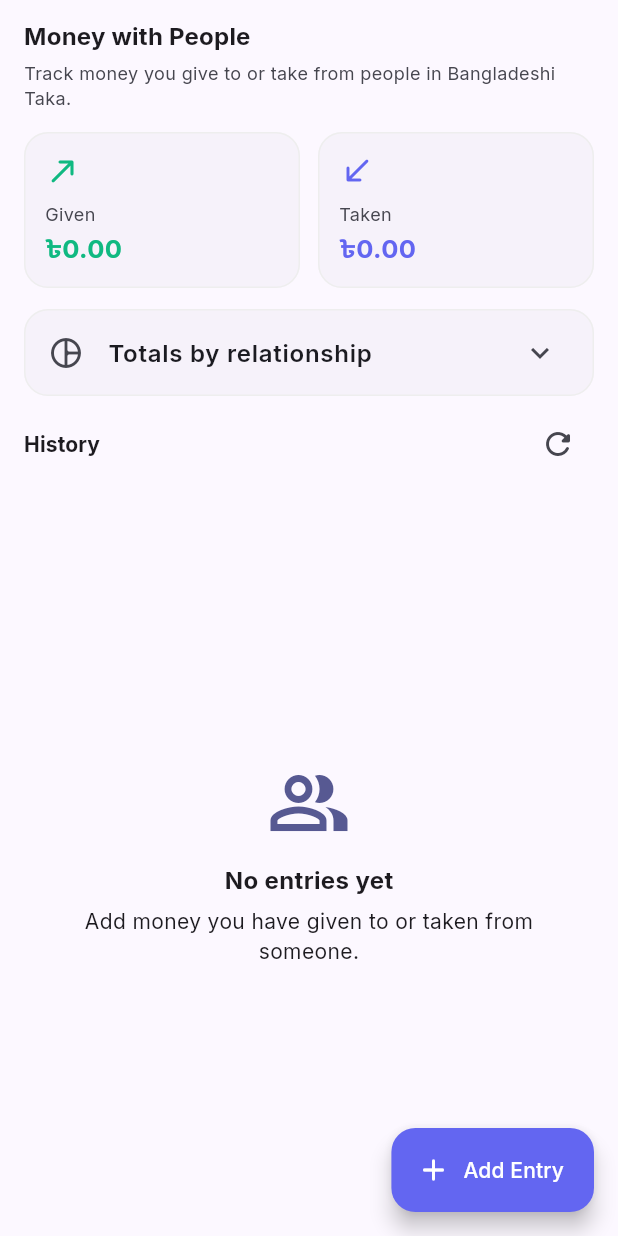
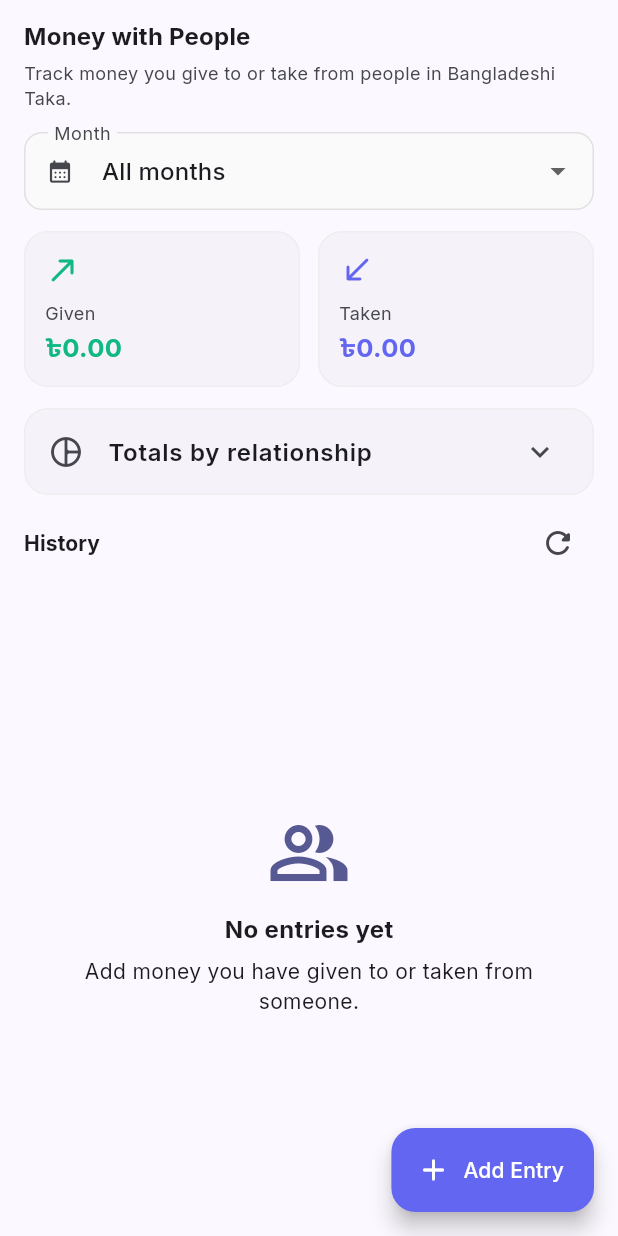
Before and after one commit to shakhawat-bijoy/Expense-Tracker, a Flutter app: the PeopleMoneyScreen screen opened directly, on a phone screen of 412 x 824 dp. Run offline on Flutter 3.47's test engine with Material 3 defaults, Android fonts, the phone set to English and light mode, and no system bars; our stand-ins replace connectivity_plus, fl_chart, flutter_animate, google_fonts, shared_preferences, sqflite and 1 more; accounts and stored records are empty; network calls fail.

Commit message:
Update navigation labels and add month filter to PeopleMoneyScreen

```diff
--- a/lib/main.dart
+++ b/lib/main.dart
@@ -192,7 +192,7 @@ class _MainNavigationShellState extends State<MainNavigationShell> {
     "Dashboard",
     "Shift Earnings",
     "Daily Expenses",
-    "People & Money",
+    "People & Debts",
     "Recurring Bills",
     "Statistics",
   ];
@@ -361,7 +361,7 @@ class _MobileBottomNavigation extends StatelessWidget {
     (Icons.dashboard_outlined, Icons.dashboard_rounded, "Home"),
     (Icons.work_outline_rounded, Icons.work_rounded, "Shifts"),
     (Icons.receipt_long_outlined, Icons.receipt_long_rounded, "Expenses"),
-    (Icons.people_alt_outlined, Icons.people_alt_rounded, "People & Money"),
+    (Icons.people_alt_outlined, Icons.people_alt_rounded, "People & Debts"),
     (Icons.calendar_today_outlined, Icons.calendar_today_rounded, "Bills"),
     (Icons.analytics_outlined, Icons.analytics_rounded, "Stats"),
   ];
--- a/lib/screens/people_money_screen.dart
+++ b/lib/screens/people_money_screen.dart
@@ -15,8 +15,10 @@ class PeopleMoneyScreen extends StatefulWidget {
 
 class _PeopleMoneyScreenState extends State<PeopleMoneyScreen> {
   static const _relationships = ["Family", "Sister", "Friend", "Other"];
+  static const _allMonths = "all";
   final _currency =
       NumberFormat.currency(locale: "en_IN", symbol: "৳", decimalDigits: 2);
+  String _selectedMonth = _allMonths;
 
   @override
   void initState() {
@@ -28,10 +30,25 @@ class _PeopleMoneyScreenState extends State<PeopleMoneyScreen> {
   Widget build(BuildContext context) {
     final provider = context.watch<AppProvider>();
     final entries = provider.peopleMoneyEntries;
-    final given = entries
+    final monthOptions = entries
+        .map((entry) => DateFormat("yyyy-MM").format(entry.date))
+        .toSet()
+        .toList()
+      ..sort((a, b) => b.compareTo(a));
+    final selectedMonth =
+        monthOptions.contains(_selectedMonth) || _selectedMonth == _allMonths
+            ? _selectedMonth
+            : _allMonths;
+    final filteredEntries = selectedMonth == _allMonths
+        ? entries
+        : entries
+            .where((entry) =>
+                DateFormat("yyyy-MM").format(entry.date) == selectedMonth)
+            .toList();
+    final given = filteredEntries
         .where((entry) => entry.direction == "given")
         .fold<double>(0, (sum, entry) => sum + entry.amount);
-    final taken = entries
+    final taken = filteredEntries
         .where((entry) => entry.direction == "taken")
         .fold<double>(0, (sum, entry) => sum + entry.amount);
 
@@ -57,6 +74,34 @@ class _PeopleMoneyScreenState extends State<PeopleMoneyScreen> {
                       fontSize: 12,
                       color: Theme.of(context).colorScheme.onSurfaceVariant,
                     ),
+                  ),
+                  const SizedBox(height: 14),
+                  DropdownButtonFormField<String>(
+                    initialValue: selectedMonth,
+                    decoration: const InputDecoration(
+                      labelText: "Month",
+                      prefixIcon: Icon(Icons.calendar_month_rounded),
+                      isDense: true,
+                    ),
+                    items: [
+                      const DropdownMenuItem(
+                        value: _allMonths,
+                        child: Text("All months"),
+                      ),
+                      for (final month in monthOptions)
+                        DropdownMenuItem(
+                          value: month,
+                          child: Text(
+                            DateFormat("MMMM yyyy")
+                                .format(DateTime.parse("$month-01")),
+                          ),
+                        ),
+                    ],
+                    onChanged: (value) {
+                      if (value != null) {
+                        setState(() => _selectedMonth = value);
+                      }
+                    },
                   ),
                   const SizedBox(height: 14),
                   Row(
@@ -99,14 +144,14 @@ class _PeopleMoneyScreenState extends State<PeopleMoneyScreen> {
                               crossAxisAlignment: CrossAxisAlignment.end,
                               children: [
                                 Text(
-                                  "Given: ${_currency.format(_relationshipTotal(entries, relationship, "given"))}",
+                                  "Given: ${_currency.format(_relationshipTotal(filteredEntries, relationship, "given"))}",
                                   style: const TextStyle(
                                     color: Color(0xFF10B981),
                                     fontSize: 12,
                                   ),
                                 ),
                                 Text(
-                                  "Taken: ${_currency.format(_relationshipTotal(entries, relationship, "taken"))}",
+                                  "Taken: ${_currency.format(_relationshipTotal(filteredEntries, relationship, "taken"))}",
                                   style: const TextStyle(
                                     color: Color(0xFF6366F1),
                                     fontSize: 12,
@@ -145,7 +190,7 @@ class _PeopleMoneyScreenState extends State<PeopleMoneyScreen> {
               ),
             ),
             Expanded(
-              child: _buildHistory(context, provider),
+              child: _buildHistory(context, provider, filteredEntries),
             ),
           ],
         ),
@@ -169,7 +214,11 @@ class _PeopleMoneyScreenState extends State<PeopleMoneyScreen> {
               entry.direction == direction)
           .fold<double>(0, (sum, entry) => sum + entry.amount);
 
-  Widget _buildHistory(BuildContext context, AppProvider provider) {
+  Widget _buildHistory(
+    BuildContext context,
+    AppProvider provider,
+    List<PeopleMoneyEntry> entries,
+  ) {
     if (provider.isPeopleMoneyLoading && provider.peopleMoneyEntries.isEmpty) {
       return const Center(child: CircularProgressIndicator());
     }
@@ -231,12 +280,21 @@ class _PeopleMoneyScreenState extends State<PeopleMoneyScreen> {
       );
     }
 
+    if (entries.isEmpty) {
+      return const Center(
+        child: Padding(
+          padding: EdgeInsets.all(32),
+          child: Text("No entries for this month."),
+        ),
+      );
+    }
+
     return ListView.separated(
       padding: const EdgeInsets.fromLTRB(16, 0, 16, 96),
-      itemCount: provider.peopleMoneyEntries.length,
+      itemCount: entries.length,
       separatorBuilder: (_, __) => const SizedBox(height: 8),
       itemBuilder: (context, index) {
-        final entry = provider.peopleMoneyEntries[index];
+        final entry = entries[index];
         final isGiven = entry.direction == "given";
         final color =
             isGiven ? const Color(0xFF10B981) : const Color(0xFF6366F1);
```
